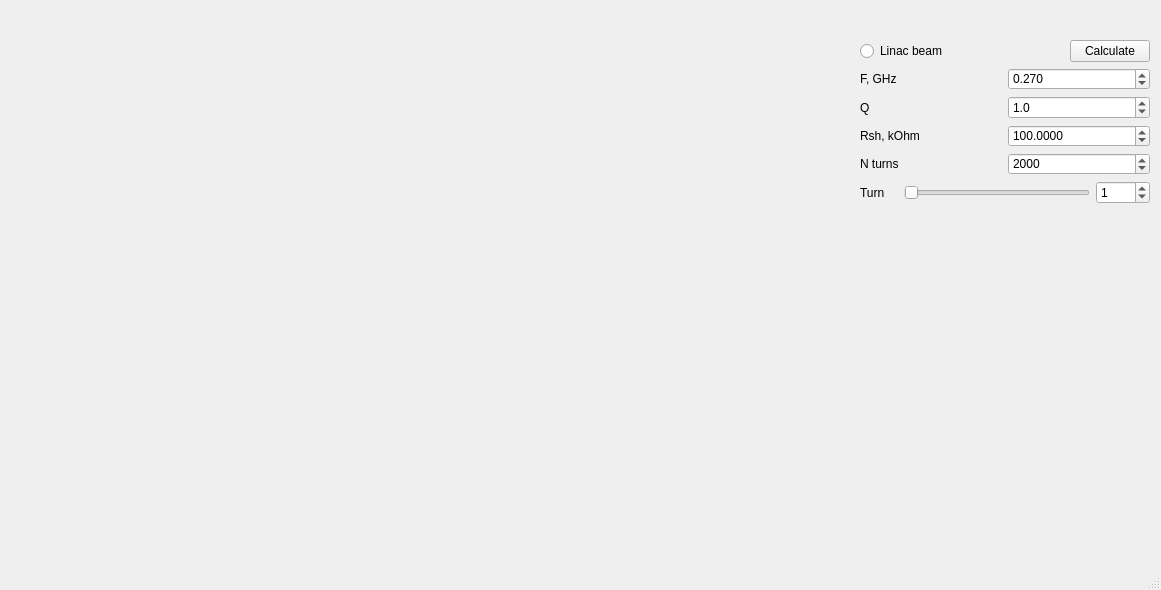
Qt form wi.ui (vitaliibalakin/dr_microwave) before a commit.
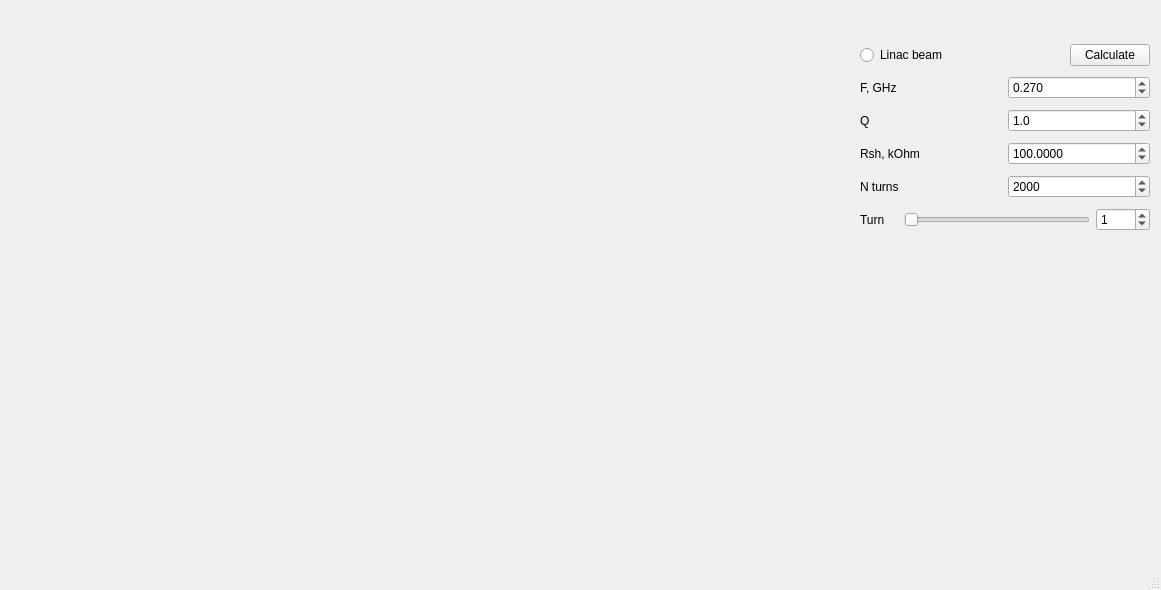
The same form after that commit.

Commit message: pyqt5 now

Diff of the .ui file:
```diff
--- a/wi.ui
+++ b/wi.ui
@@ -40,7 +40,7 @@
       <x>860</x>
       <y>40</y>
       <width>290</width>
-      <height>164</height>
+      <height>199</height>
      </rect>
     </property>
     <layout class="QGridLayout" name="gridLayout_2">
@@ -125,6 +125,9 @@
             <number>2000</number>
            </property>
            <property name="singleStep">
+            <number>1</number>
+           </property>
+           <property name="pageStep">
             <number>10</number>
            </property>
            <property name="orientation">
```
Left out of the diff: 4 changed lines with no effect on the pictures. The commit also changes 1 other file.
